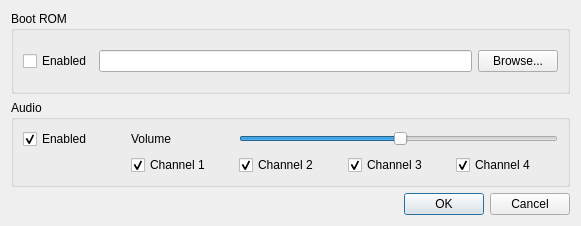
This is src/ui/SettingsDialog.ui in zlisinski/gbemu as Qt 5 draws it before an edit. The edited form follows.
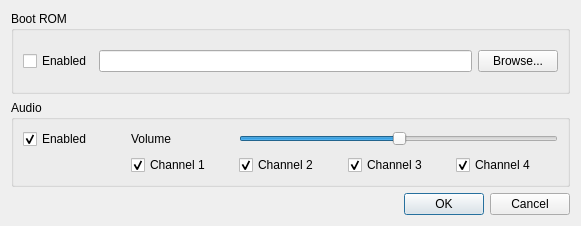
This is the edited form.

Commit message: Extended volume range from 100 to 255.

```diff
--- a/src/ui/SettingsDialog.ui
+++ b/src/ui/SettingsDialog.ui
@@ -61,8 +61,11 @@
       </item>
       <item row="0" column="2" colspan="3">
        <widget class="QSlider" name="sldAudioVolume">
+        <property name="maximum">
+         <number>255</number>
+        </property>
         <property name="value">
-         <number>50</number>
+         <number>128</number>
         </property>
         <property name="orientation">
          <enum>Qt::Horizontal</enum>
```
The commit also changes 2 other files.
